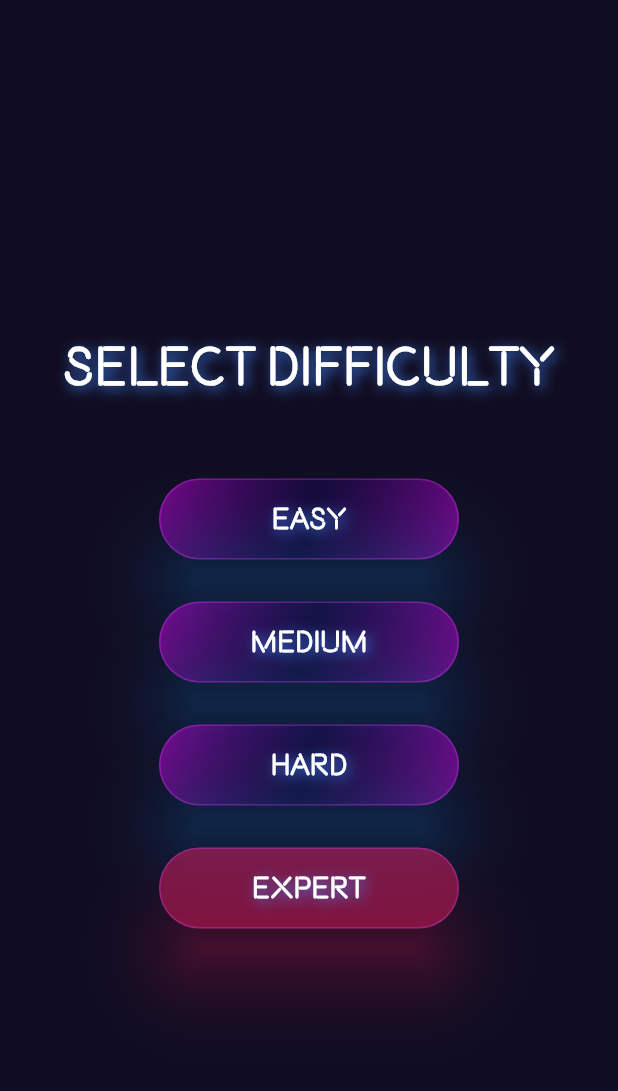
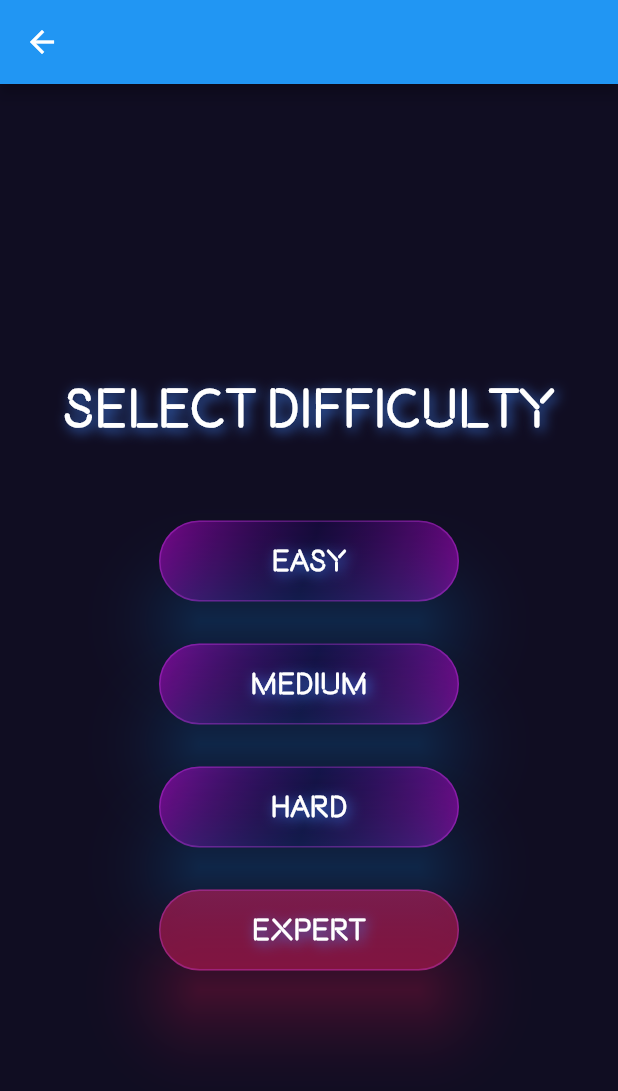
Before and after one commit to yomal-h/tictactoe_mp, a Flutter app: the screen it shows after launch, after a tap on "SinglePlayer", on a phone screen of 412 x 824 dp. Shown: the top 1091 px of the screen. Run offline on Flutter 3.47's test engine with Material 2 defaults, Android fonts, the phone set to English and light mode, and no system bars; our stand-ins replace animated_text_kit, audioplayers, connectivity_plus, cool_alert, fluttericon, lottie and 1 more; missing offline and left inert: custom_timer, share_extend, spring.

Commit message:
modified:   lib/screens/difficulty_level_selection_screen.dart 	modified:   lib/views/tictactoe_offline_multiplayer.dart

```diff
--- a/lib/screens/difficulty_level_selection_screen.dart
+++ b/lib/screens/difficulty_level_selection_screen.dart
@@ -13,6 +13,15 @@ class DifficultyLevelSelectionScreen extends StatelessWidget {
   Widget build(BuildContext context) {
     return Scaffold(
       backgroundColor: bgColor,
+      appBar: AppBar(
+        leading: IconButton(
+          icon: Icon(Icons.arrow_back),
+          onPressed: () {
+            Navigator.pushNamedAndRemoveUntil(
+                context, '/main_menu_game_modes_screen', (route) => false);
+          },
+        ),
+      ),
       body: Center(
         child: Column(
           mainAxisAlignment: MainAxisAlignment.center,
--- a/lib/views/tictactoe_offline_multiplayer.dart
+++ b/lib/views/tictactoe_offline_multiplayer.dart
@@ -1,5 +1,6 @@
 import 'package:animated_text_kit/animated_text_kit.dart';
 import 'package:flutter/material.dart';
+import 'package:tictactoe_mp/screens/main_menu_game_modes_screen.dart';
 import 'dart:io' show Platform;
 
 import 'package:tictactoe_mp/utils/colors.dart';
@@ -780,8 +781,35 @@ class __TicTacToeGameOfflineMultiplayer
   }
 
   void _goToMainMenu() {
-    Navigator.pushNamedAndRemoveUntil(
-        context, '/main_menu_game_modes_screen', (route) => false);
+    Navigator.pushAndRemoveUntil(
+      context,
+      PageRouteBuilder(
+        pageBuilder: (BuildContext context, Animation<double> animation,
+            Animation<double> secondaryAnimation) {
+          // Build the page you want to navigate to
+          return MainMenuGameModesScreen();
+        },
+        transitionDuration:
+            Duration(milliseconds: 300), // Set the duration of the animation
+        transitionsBuilder: (BuildContext context, Animation<double> animation,
+            Animation<double> secondaryAnimation, Widget child) {
+          // Define the animation for the transition
+          return SlideTransition(
+            position: Tween<Offset>(
+              begin: const Offset(-1, 0),
+              end: Offset.zero,
+            ).animate(
+              CurvedAnimation(
+                parent: animation,
+                curve: Curves.easeOut,
+              ),
+            ),
+            child: child,
+          );
+        },
+      ),
+      (route) => false,
+    );
   }
 
   void _showWinner() {
```
